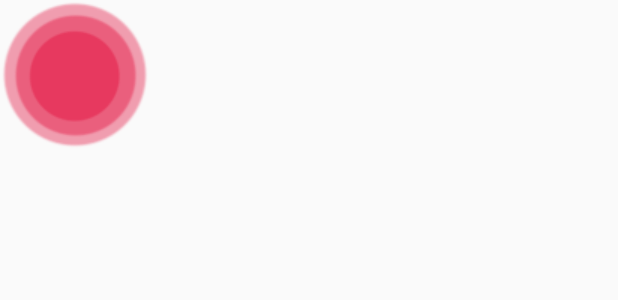
After one commit to RoisinODowd/PopQs, an Android app: the layout bubble_image.xml on its own in the app's theme, with its tools: preview values and no code run, on a phone screen of 412 x 824 dp. The commit adds this screen. Shown: the top 300 px of the screen. Run offline under Robolectric (Android 15) with nearby library versions, the phone set to English and light mode, and no system bars.

Commit message:
chathead bubble thing

```diff
--- a/app/src/main/java/com/example/roisodowd/practice2/MainActivity.java
+++ b/app/src/main/java/com/example/roisodowd/practice2/MainActivity.java
@@ -33,6 +33,7 @@ public class MainActivity extends AppCompatActivity {
                 startActivity(i);
             }
 
+
         });
 
     //}
@@ -59,10 +60,11 @@ public class MainActivity extends AppCompatActivity {
 
             });
 
+          Intent e = new Intent(getApplicationContext(), BubbleActivity.class);
+          startActivity(e);
         }
 
-
-            //Initializes controls
+    //Initializes controls
 
         //editQuestion=(EditText)findViewById(R.id.editQuestion);
         //editAnswer=(EditText)findViewById(R.id.editAnswer);
--- /dev/null
+++ b/app/src/main/res/layout/bubble_image.xml
@@ -0,0 +1,9 @@
+<?xml version="1.0" encoding="utf-8"?>
+<LinearLayout xmlns:android="http://schemas.android.com/apk/res/android"
+    android:orientation="vertical" android:layout_width="match_parent"
+    android:layout_height="match_parent">
+    <ImageView
+        android:layout_height="wrap_content"
+        android:layout_width="wrap_content"
+        android:src="@drawable/floating2" />
+</LinearLayout>
--- a/app/src/main/res/values/colors.xml
+++ b/app/src/main/res/values/colors.xml
@@ -3,4 +3,5 @@
     <color name="colorPrimary">#3F51B5</color>
     <color name="colorPrimaryDark">#303F9F</color>
     <color name="colorAccent">#FF4081</color>
+    <color name="colorTransparent">#000000</color>
 </resources>
--- a/app/src/main/res/values/styles.xml
+++ b/app/src/main/res/values/styles.xml
@@ -1,3 +1,4 @@
+<?xml version="1.0" encoding="utf-8"?>
 <resources>
 
     <!-- Base application theme. -->
@@ -17,4 +18,13 @@
 
     <style name="AppTheme.PopupOverlay" parent="ThemeOverlay.AppCompat.Light" />
 
+        <style name="Theme.Transparent" parent="android:Theme">
+            <item name="android:windowIsTranslucent">true</item>
+            <item name="android:windowBackground">@android:color/transparent</item>
+            <item name="android:windowContentOverlay">@null</item>
+            <item name="android:windowNoTitle">true</item>
+            <item name="android:windowIsFloating">true</item>
+            <item name="android:backgroundDimEnabled">false</item>
+        </style>
+
 </resources>
```
Also changed, not shown: app/src/main/AndroidManifest.xml (+19 -7 lines), app/src/main/java/com/example/roisodowd/practice2/BubbleActivity.java (added, +16 -0 lines), app/src/main/java/com/example/roisodowd/practice2/NotificationReceiver.java (added, +18 -0 lines), app/src/main/java/com/example/roisodowd/practice2/QuestionBubble.java (added, +81 -0 lines), app/src/main/res/drawable/rectangle.xml (added, +13 -0 lines), app/src/main/res/drawable/blockq.png (added), app/src/main/res/drawable/floating2.png (added).
